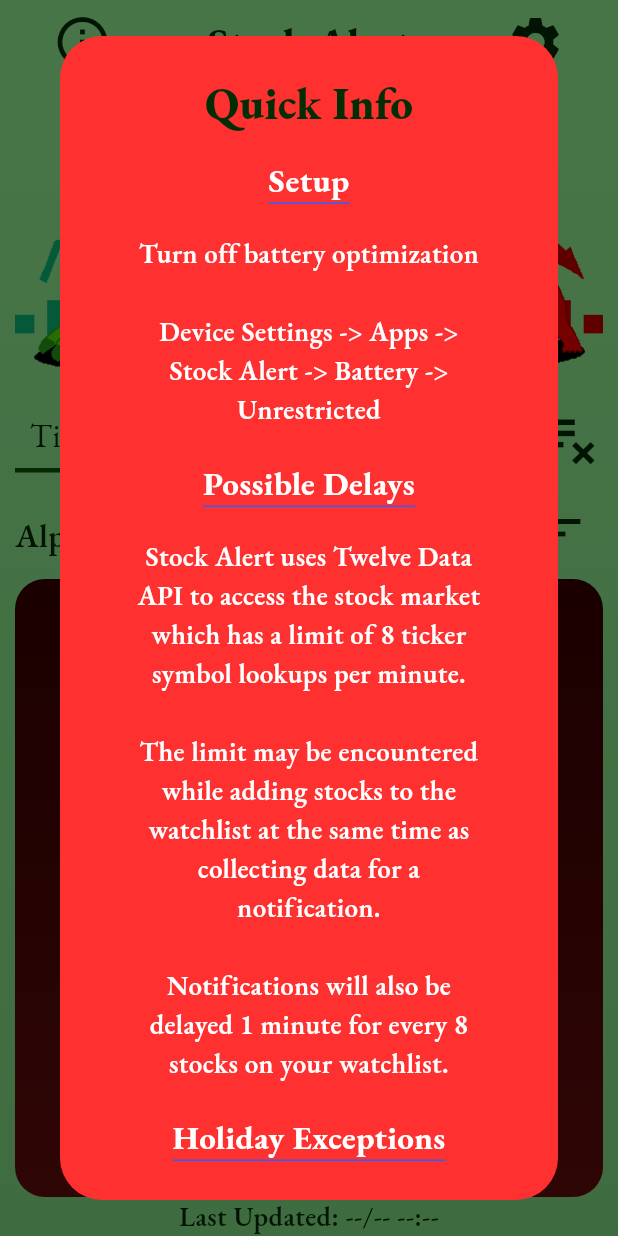
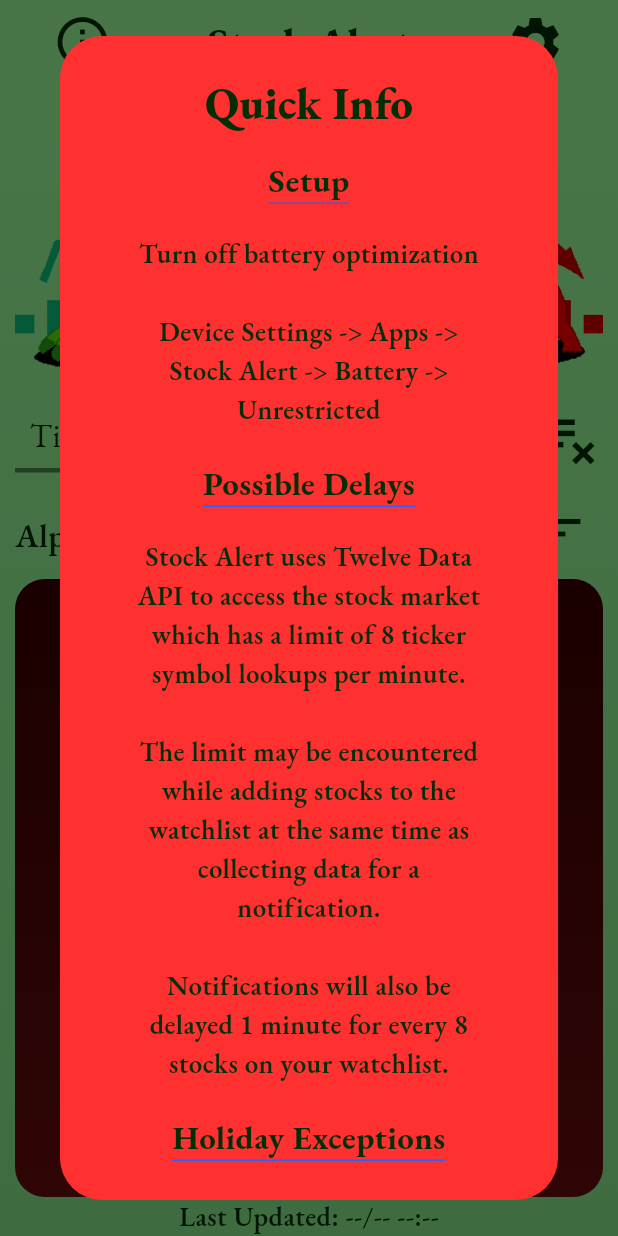
Before and after one commit to JoshMJohnson/Stock_Alert, a Flutter app: the screen it shows after launch, after a tap on the "info outline" icon, on a phone screen of 412 x 824 dp. Run offline on Flutter 3.47's test engine with Material 3 defaults, Android fonts, the phone set to English and light mode, and no system bars; our stand-ins replace awesome_notifications, shared_preferences, sqflite; missing offline and left inert: fading_edge_scrollview; accounts and stored records are empty.

Commit message:
theme progression

```diff
--- a/lib/pages/home.dart
+++ b/lib/pages/home.dart
@@ -228,7 +228,7 @@ class _HomePageState extends State<HomePage> with WidgetsBindingObserver {
                 currentTicker,
                 textScaler: TextScaler.noScaling,
                 style: TextStyle(
-                  color: Theme.of(context).colorScheme.tertiary,
+                  color: Theme.of(context).textTheme.bodyMedium!.color,
                   fontSize: 30,
                   fontWeight: FontWeight.w600,
                   fontStyle: FontStyle.italic,
@@ -242,7 +242,7 @@ class _HomePageState extends State<HomePage> with WidgetsBindingObserver {
                 textScaler: TextScaler.noScaling,
                 textAlign: TextAlign.center,
                 style: TextStyle(
-                  color: Theme.of(context).colorScheme.tertiary,
+                  color: Theme.of(context).textTheme.bodyMedium!.color,
                   fontSize: 20,
                   fontWeight: FontWeight.w600,
                   fontStyle: FontStyle.normal,
@@ -420,7 +420,7 @@ class _HomePageState extends State<HomePage> with WidgetsBindingObserver {
                     textScaler: TextScaler.noScaling,
                     textAlign: TextAlign.center,
                     style: TextStyle(
-                      color: Theme.of(context).colorScheme.tertiary,
+                      color: Theme.of(context).textTheme.bodyMedium!.color,
                       fontSize: 22,
                       fontWeight: FontWeight.w700,
                       fontStyle: FontStyle.normal,
@@ -434,7 +434,7 @@ class _HomePageState extends State<HomePage> with WidgetsBindingObserver {
                     textScaler: TextScaler.noScaling,
                     textAlign: TextAlign.center,
                     style: TextStyle(
-                      color: Theme.of(context).colorScheme.tertiary,
+                      color: Theme.of(context).textTheme.bodyMedium!.color,
                       fontSize: 18,
                       fontWeight: FontWeight.w600,
                       fontStyle: FontStyle.normal,
@@ -454,7 +454,7 @@ class _HomePageState extends State<HomePage> with WidgetsBindingObserver {
                     textScaler: TextScaler.noScaling,
                     textAlign: TextAlign.center,
                     style: TextStyle(
-                      color: Theme.of(context).colorScheme.tertiary,
+                      color: Theme.of(context).textTheme.bodyMedium!.color,
                       fontSize: 22,
                       fontWeight: FontWeight.w700,
                       fontStyle: FontStyle.normal,
@@ -468,7 +468,7 @@ class _HomePageState extends State<HomePage> with WidgetsBindingObserver {
                     textScaler: TextScaler.noScaling,
                     textAlign: TextAlign.center,
                     style: TextStyle(
-                      color: Theme.of(context).colorScheme.tertiary,
+                      color: Theme.of(context).textTheme.bodyMedium!.color,
                       fontSize: 18,
                       fontWeight: FontWeight.w600,
                       fontStyle: FontStyle.normal,
@@ -488,7 +488,7 @@ class _HomePageState extends State<HomePage> with WidgetsBindingObserver {
                     textScaler: TextScaler.noScaling,
                     textAlign: TextAlign.center,
                     style: TextStyle(
-                      color: Theme.of(context).colorScheme.tertiary,
+                      color: Theme.of(context).textTheme.bodyMedium!.color,
                       fontSize: 22,
                       fontWeight: FontWeight.w700,
                       fontStyle: FontStyle.normal,
@@ -502,7 +502,7 @@ class _HomePageState extends State<HomePage> with WidgetsBindingObserver {
                     textScaler: TextScaler.noScaling,
                     textAlign: TextAlign.center,
                     style: TextStyle(
-                      color: Theme.of(context).colorScheme.tertiary,
+                      color: Theme.of(context).textTheme.bodyMedium!.color,
                       fontSize: 18,
                       fontWeight: FontWeight.w600,
                       fontStyle: FontStyle.normal,
@@ -522,7 +522,7 @@ class _HomePageState extends State<HomePage> with WidgetsBindingObserver {
                     textScaler: TextScaler.noScaling,
                     textAlign: TextAlign.center,
                     style: TextStyle(
-                      color: Theme.of(context).colorScheme.tertiary,
+                      color: Theme.of(context).textTheme.bodyMedium!.color,
                       fontSize: 22,
                       fontWeight: FontWeight.w700,
                       fontStyle: FontStyle.normal,
@@ -536,7 +536,7 @@ class _HomePageState extends State<HomePage> with WidgetsBindingObserver {
                     textScaler: TextScaler.noScaling,
                     textAlign: TextAlign.center,
                     style: TextStyle(
-                      color: Theme.of(context).colorScheme.tertiary,
+                      color: Theme.of(context).textTheme.bodyMedium!.color,
                       fontSize: 18,
                       fontWeight: FontWeight.w600,
                       fontStyle: FontStyle.normal,
--- a/lib/pages/settingsPageWidgets/clear_watchlist.dart
+++ b/lib/pages/settingsPageWidgets/clear_watchlist.dart
@@ -36,7 +36,7 @@ class ClearWatchlist extends StatelessWidget {
                   'Are you sure?',
                   textScaler: TextScaler.noScaling,
                   style: TextStyle(
-                    color: Theme.of(context).colorScheme.tertiary,
+                    color: Theme.of(context).textTheme.bodyMedium!.color,
                     fontSize: 30,
                     fontWeight: FontWeight.w600,
                     fontStyle: FontStyle.italic,
--- a/lib/pages/settingsPageWidgets/quantity_notifications_selector.dart
+++ b/lib/pages/settingsPageWidgets/quantity_notifications_selector.dart
@@ -45,7 +45,7 @@ class QuantityNotificationsSelector extends StatelessWidget {
                       option.toString(),
                       textScaler: TextScaler.noScaling,
                       style: TextStyle(
-                        color: Theme.of(context).colorScheme.tertiary,
+                        color: Theme.of(context).textTheme.bodyMedium!.color,
                         fontSize: 20,
                         fontWeight: FontWeight.normal,
                       ),
--- a/lib/theme.dart
+++ b/lib/theme.dart
@@ -6,7 +6,7 @@ ThemeData lightMode = ThemeData(
   brightness: Brightness.light,
   fontFamily: 'EBGaramond',
   // bottom background color
-  scaffoldBackgroundColor: Color.fromARGB(255, 136, 236, 140),
+  scaffoldBackgroundColor: const Color.fromARGB(255, 136, 236, 140),
   colorScheme: const ColorScheme.light(
     // top background color
     background: Color.fromARGB(255, 157, 255, 157),
@@ -43,12 +43,12 @@ ThemeData lightMode = ThemeData(
   inputDecorationTheme: const InputDecorationTheme(
     focusedBorder: UnderlineInputBorder(
       borderSide: BorderSide(
-        color: Color.fromARGB(255, 154, 255, 154),
+        color: Color.fromARGB(255, 7, 88, 7),
       ),
     ),
     enabledBorder: UnderlineInputBorder(
       borderSide: BorderSide(
-        color: Color.fromARGB(255, 7, 88, 7),
+        color: Color.fromARGB(255, 72, 138, 72),
       ),
     ),
   ),
@@ -79,7 +79,7 @@ ThemeData lightMode = ThemeData(
   // radio buttons in settings
   radioTheme: RadioThemeData(fillColor:
       MaterialStateProperty.resolveWith<Color>((Set<MaterialState> states) {
-    return const Color(0xFF1A237E);
+    return const Color.fromARGB(255, 3, 46, 4);
   })),
   // icons
   iconTheme: const IconThemeData(
```
Also changed, not shown: lib/pages/homePageWidgets/ticker_input_fields.dart (+25 -10 lines).
